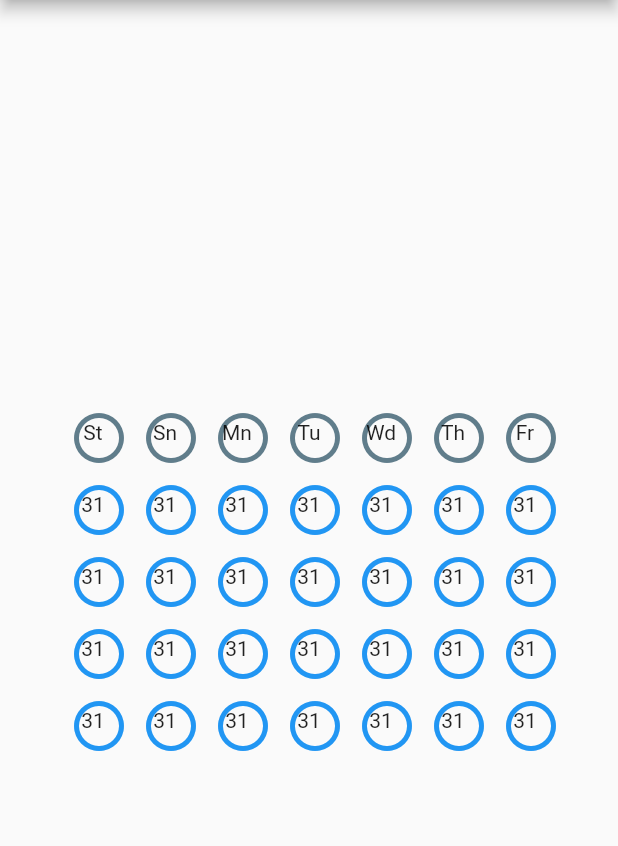
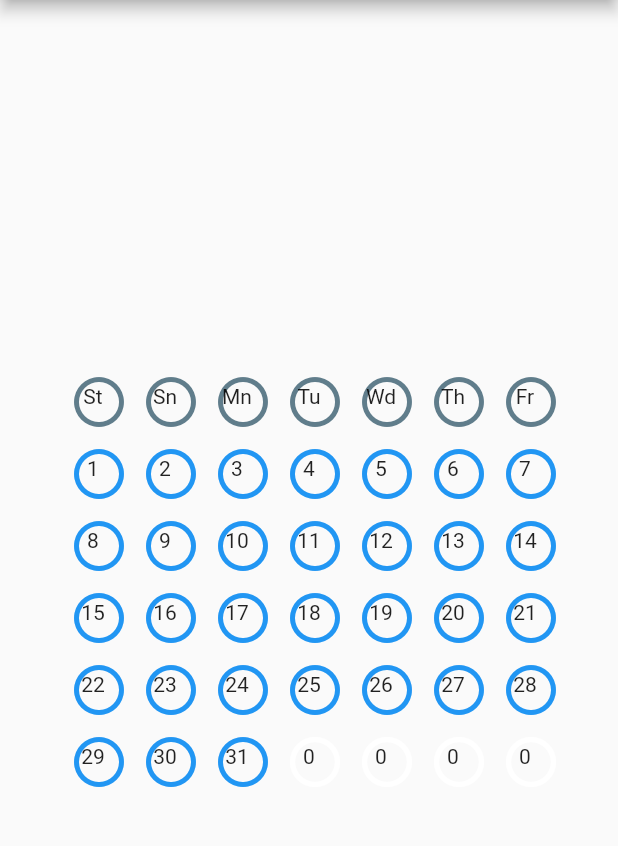
Before and after one commit to mhussin2008/mycustomcalendar, a Flutter app: the screen it shows after launch, on a phone screen of 412 x 824 dp, the part 84-930 px from its top. Run offline on Flutter 3.47's test engine with Material 2 defaults, Android fonts, the phone set to English and light mode, and no system bars.

Commit message:
Add files via upload

```diff
--- a/lib/constants.dart
+++ b/lib/constants.dart
@@ -6,8 +6,8 @@ class Constants
 {
   static const dayName=['Monday','Tuesday','Wednesday','Thursday','Friday','Saturday','Sunday'];
   static const dayApprev=['St','Sn','Mn','Tu','Wd','Th','Fr'];
-  static const states=['N','D','X','E','H'];
-  static const sColors=[Colors.red,Colors.green,Colors.blue,Colors.white,Colors.blueGrey];
-  static List<List<SingleDay>> widgetList= List.generate(5, (i) => List.filled(7, const SingleDay('31', 'X'),growable: false),growable: false);
+  static const states=['N','D','X','E','H','Z'];
+  static const sColors=[Colors.red,Colors.green,Colors.blue,Colors.white,Colors.blueGrey,Colors.white];
+  static List<List<SingleDay>> widgetList= List.generate(6, (i) => List.filled(7, const SingleDay('0', 'Z'),growable: false),growable: false);
 
 }
--- a/lib/mycalendar.dart
+++ b/lib/mycalendar.dart
@@ -1,3 +1,4 @@
+import 'package:collection/collection.dart';
 import 'package:flutter/material.dart';
 import 'constants.dart';
 import 'single_day.dart';
@@ -13,8 +14,14 @@ class MyCalendar extends StatelessWidget {
     // var d = DateUtil();
     var n=daysInMonth(2022, 11);
     var t=DateTime(2022,11,1).weekday;
-
     Constants.widgetList[0]=Constants.dayApprev.map((e) => SingleDay(e, 'H')).toList() ;
+    for (int j=1;j<=5;j++) {
+      for (int i = 1; i <= 7; i++) {
+        int d=i+(j-1)*7;
+        if(d>31){break;}
+        Constants.widgetList[j][i - 1] = SingleDay(d.toString(), 'X');
+      }
+    }
 
     return Column(
         mainAxisAlignment: MainAxisAlignment.center,
--- a/pubspec.yaml
+++ b/pubspec.yaml
@@ -38,6 +38,7 @@ dependencies:
   cupertino_icons: ^1.0.2
   flutter_shapes: ^0.3.0
   quiver: ^3.1.0
+  collection: ^1.16.0
 
 dev_dependencies:
   flutter_test:
```
Also changed, not shown: pubspec.lock.
